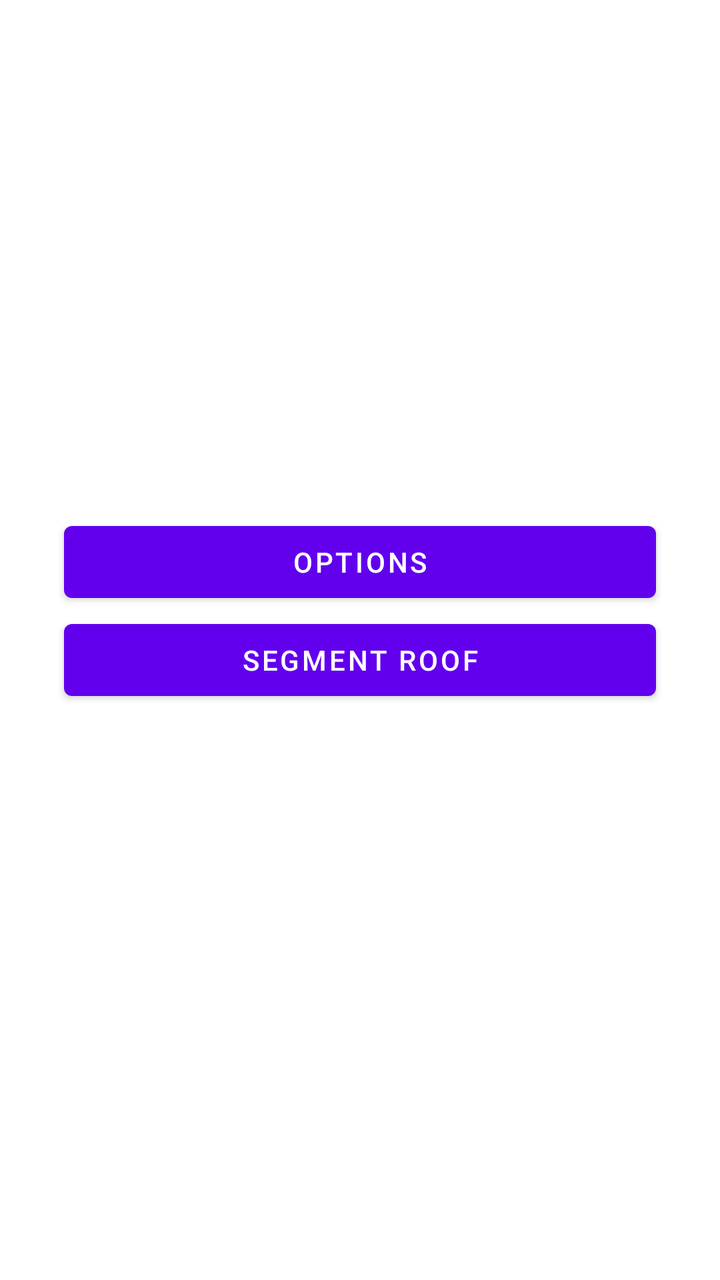
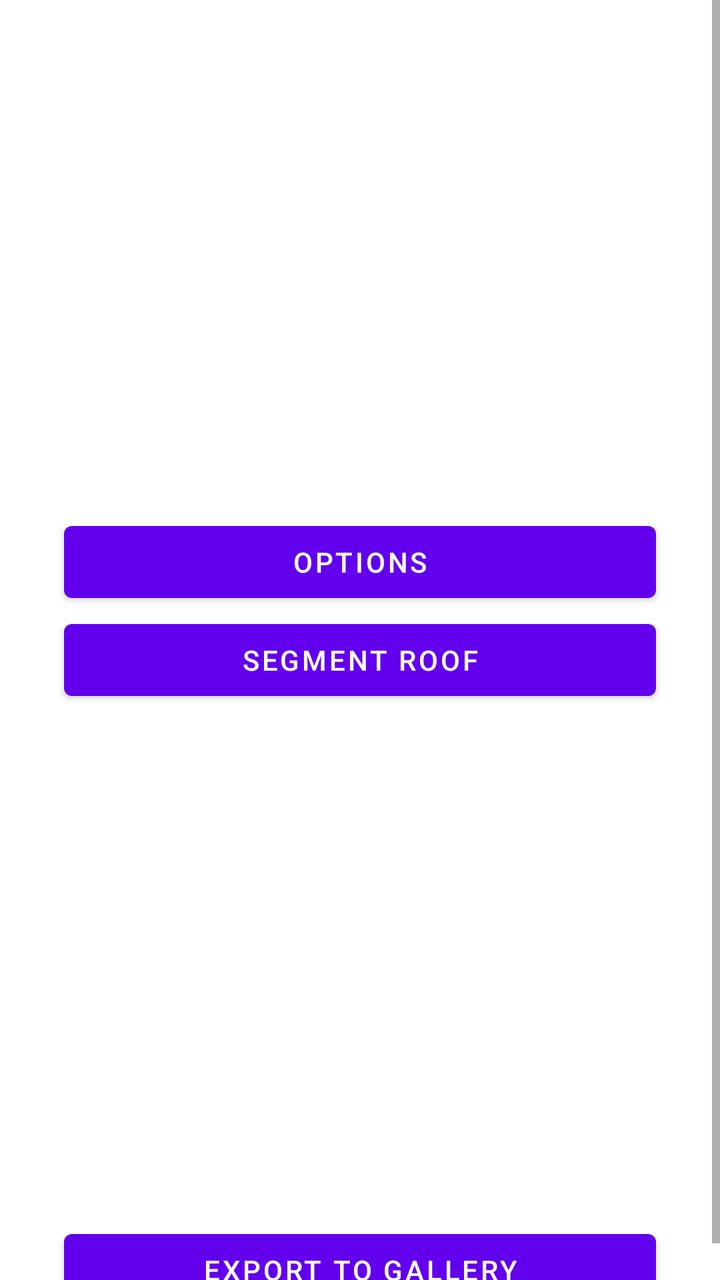

An Android layout rendered at two revisions. The XML below is the earlier revision; the diff shows what the commit changed to produce the second picture.
<!-- AndroidManifest.xml: application theme Theme.Roof_Segmentation -->
<!-- res/layout/activity_main.xml -->
<?xml version="1.0" encoding="utf-8"?>
<androidx.constraintlayout.widget.ConstraintLayout xmlns:android="http://schemas.android.com/apk/res/android"
    xmlns:app="http://schemas.android.com/apk/res-auto"
    xmlns:tools="http://schemas.android.com/tools"
    android:layout_width="match_parent"
    android:layout_height="match_parent"
    tools:context="ai.onnxruntime.example.roofSegmenter.MainActivity">


    <ScrollView
        android:layout_width="match_parent"
        android:layout_height="match_parent"
        tools:layout_editor_absoluteX="0dp"
        tools:layout_editor_absoluteY="-85dp">

        <LinearLayout
            android:layout_width="match_parent"
            android:layout_height="wrap_content"
            android:orientation="vertical">

            <ImageButton
                android:id="@+id/inputImage"
                android:layout_width="match_parent"
                android:layout_height="240dp"
                android:layout_marginTop="8dp"
                android:layout_marginBottom="8dp"
                android:background="@android:color/transparent"
                android:contentDescription="Input Image"
                android:scaleType="fitCenter"/>

            <Button
                android:id="@+id/options_Button"
                android:layout_width="match_parent"
                android:layout_height="match_parent"
                android:layout_marginStart="32dp"
                android:layout_marginTop="1dp"
                android:layout_marginEnd="32dp"
                android:elevation="1dp"
                android:text="Options" />

            <Button
                android:id="@+id/segment_Roof_Button"
                android:layout_width="match_parent"
                android:layout_height="match_parent"
                android:layout_marginStart="32dp"
                android:layout_marginTop="1dp"
                android:layout_marginEnd="32dp"
                android:elevation="1dp"
                android:text="Segment Roof" />

            <ImageView
                android:id="@+id/imageView"
                android:layout_width="match_parent"
                android:layout_height="240dp"
                android:layout_marginTop="8dp"
                android:layout_marginBottom="8dp"
                android:contentDescription="Output Image"
                android:scaleType="fitCenter"/>
        </LinearLayout>
    </ScrollView>

</androidx.constraintlayout.widget.ConstraintLayout>
<!-- resources referenced by this layout -->
<resources>
  <style name="Theme.Roof_Segmentation" parent="Theme.MaterialComponents.DayNight.DarkActionBar">
          
          <item name="colorPrimary">@color/purple_500</item>
          <item name="colorPrimaryVariant">@color/purple_700</item>
          <item name="colorOnPrimary">@color/white</item>
          
          <item name="colorSecondary">@color/teal_200</item>
          <item name="colorSecondaryVariant">@color/teal_700</item>
          <item name="colorOnSecondary">@color/black</item>
          
          <item name="android:statusBarColor">?attr/colorPrimaryVariant</item>
          
      </style>
  <color name="purple_500">#FF6200EE</color>
  <color name="purple_700">#FF3700B3</color>
  <color name="white">#FFFFFFFF</color>
  <color name="teal_200">#FF03DAC5</color>
  <color name="teal_700">#FF018786</color>
  <color name="black">#FF000000</color>
</resources>

<!-- the commit's change to res/layout/activity_main.xml (unified diff, before → after) -->
@@ -56,6 +56,16 @@
                 android:layout_marginBottom="8dp"
                 android:contentDescription="Output Image"
                 android:scaleType="fitCenter"/>
+
+            <Button
+                android:id="@+id/export_Button"
+                android:layout_width="match_parent"
+                android:layout_height="match_parent"
+                android:layout_marginStart="32dp"
+                android:layout_marginTop="1dp"
+                android:layout_marginEnd="32dp"
+                android:elevation="1dp"
+                android:text="Export to gallery" />
         </LinearLayout>
     </ScrollView>
 
